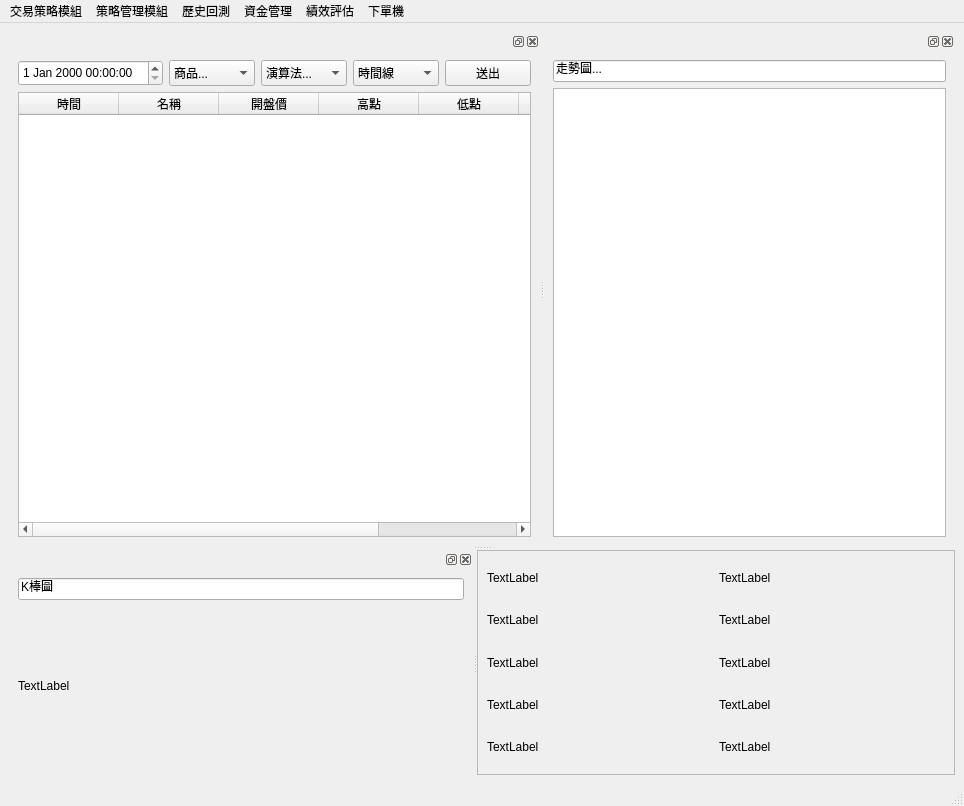
The window that UI_for_edit.ui (allen93075/Winner) describes before a commit, drawn with Qt 5.
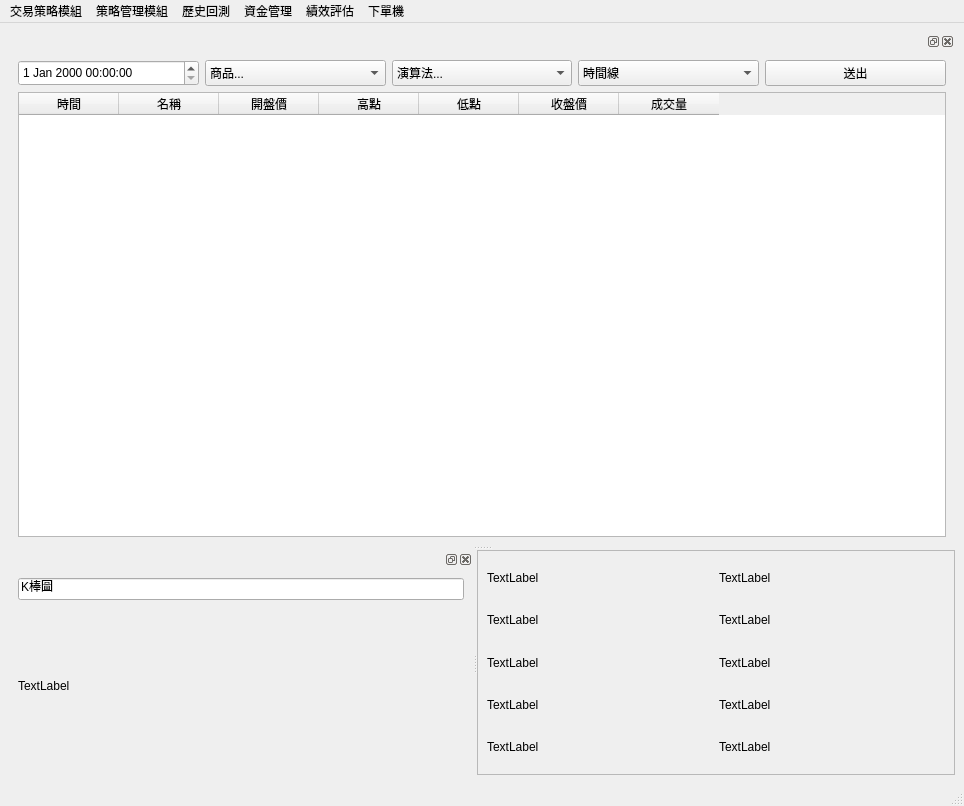
The same window after the commit.

Commit message: 去掉右上角的區塊

The edit to the form file:
```diff
--- a/UI_for_edit.ui
+++ b/UI_for_edit.ui
@@ -189,22 +189,6 @@
          </layout>
         </widget>
        </widget>
-       <widget class="QDockWidget" name="product_status">
-        <widget class="QWidget" name="dockWidgetContents_2">
-         <layout class="QGridLayout" name="gridLayout_4">
-          <item row="0" column="0">
-           <widget class="QLineEdit" name="lineEdit_2">
-            <property name="text">
-             <string>走勢圖...</string>
-            </property>
-           </widget>
-          </item>
-          <item row="1" column="0">
-           <widget class="QListView" name="listView_2"/>
-          </item>
-         </layout>
-        </widget>
-       </widget>
       </widget>
       <widget class="QSplitter" name="splitter_2">
        <property name="orientation">
```
Left out of the diff: 6 changed lines with no effect on the pictures. The commit also changes 1 other file.
